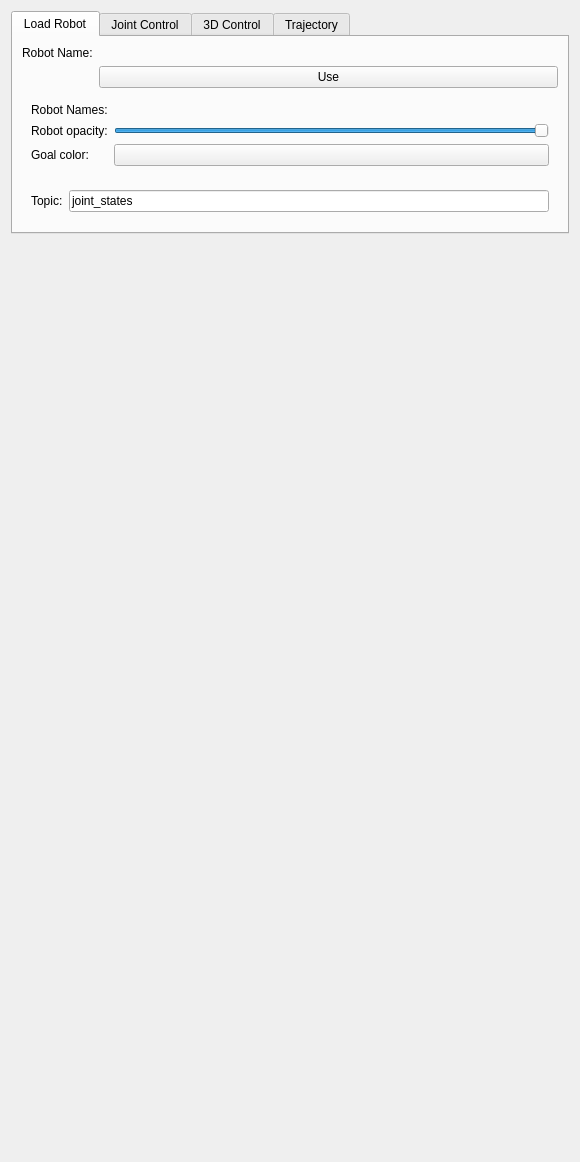
rosmed/slicer_ros2_module, file ROS2MotionControl/Resources/UI/ROS2MotionControl.ui: the form before one commit.
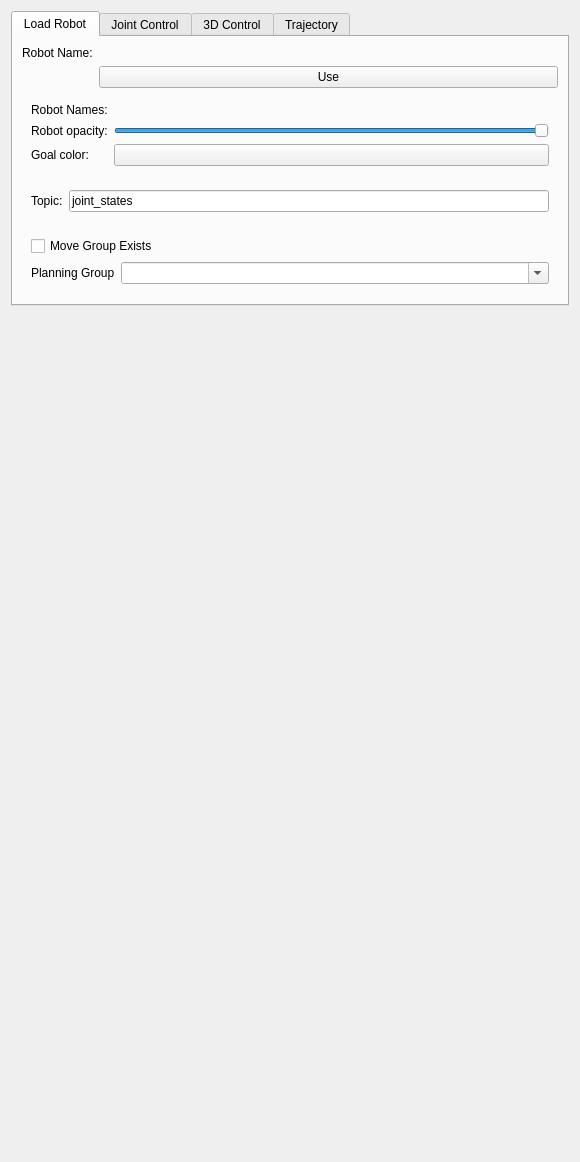
The form after the commit. Custom widgets are drawn as their Qt base class.

Commit message: Add MoveIt integration and UI enhancements for planning groups; update CMake and package dependencies

Patch:
```diff
--- a/ROS2MotionControl/Resources/UI/ROS2MotionControl.ui
+++ b/ROS2MotionControl/Resources/UI/ROS2MotionControl.ui
@@ -164,6 +164,48 @@
                 </layout>
              </widget>
             </item>
+            <item row="4" column="0" colspan="2">
+             <widget class="ctkCollapsibleButton" name="moveitCollapsibleButton" native="true">
+                <property name="enabled">
+                 <bool>true</bool>
+                </property>
+                <property name="text" stdset="0">
+                 <string>MoveIt</string>
+                </property>
+                <property name="collapsed" stdset="0">
+                 <bool>false</bool>
+                </property>
+                <layout class="QFormLayout" name="formLayout_moveit">
+                 <item row="0" column="0" colspan="2">
+                    <widget class="QCheckBox" name="moveGroupExistsCheckBox">
+                     <property name="enabled">
+                      <bool>true</bool>
+                     </property>
+                     <property name="text">
+                      <string>Move Group Exists</string>
+                     </property>
+                    </widget>
+                 </item>
+                 <item row="1" column="0">
+                    <widget class="QLabel" name="planGroupLabel">
+                     <property name="text">
+                      <string>Planning Group</string>
+                     </property>
+                    </widget>
+                 </item>
+                 <item row="1" column="1">
+                    <widget class="QComboBox" name="planGroupComboBox">
+                     <property name="editable">
+                      <bool>true</bool>
+                     </property>
+                     <property name="toolTip">
+                      <string>Select or type a MoveIt planning group name</string>
+                     </property>
+                    </widget>
+                 </item>
+                </layout>
+             </widget>
+            </item>
       </layout>
      </widget>
      <widget class="QWidget" name="JointTab">
@@ -272,26 +314,6 @@
          </property>
         </spacer>
        </item>
-       <item row="4" column="1">
-        <widget class="QCheckBox" name="moveGroupExistsCheckBox">
-         <property name="enabled">
-          <bool>true</bool>
-         </property>
-         <property name="text">
-          <string>Move Group Exists</string>
-         </property>
-        </widget>
-       </item>
-       <item row="5" column="1">
-        <widget class="QLineEdit" name="planGroupLineEdit"/>
-       </item>
-       <item row="5" column="0">
-        <widget class="QLabel" name="planGroupLabel">
-         <property name="text">
-          <string>Planning Group Name</string>
-         </property>
-        </widget>
-       </item>
       </layout>
      </widget>
      <widget class="QWidget" name="moveItTab">
```
Left out of the diff: 12 changed lines with no effect on the pictures. The commit also changes 4 other files.
